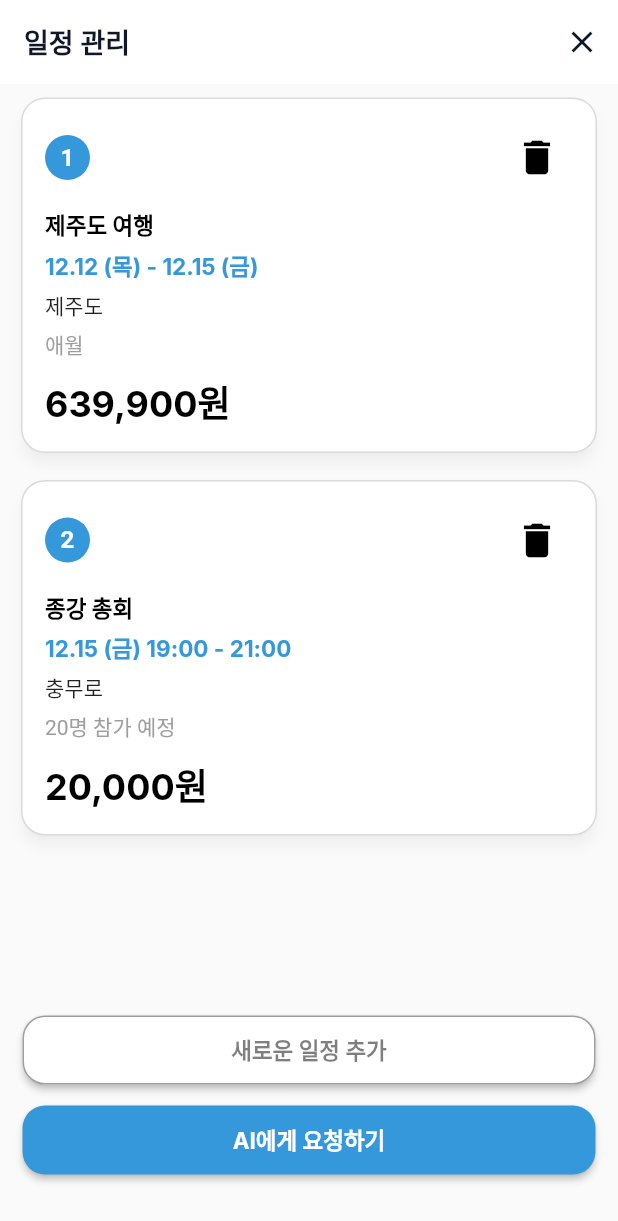
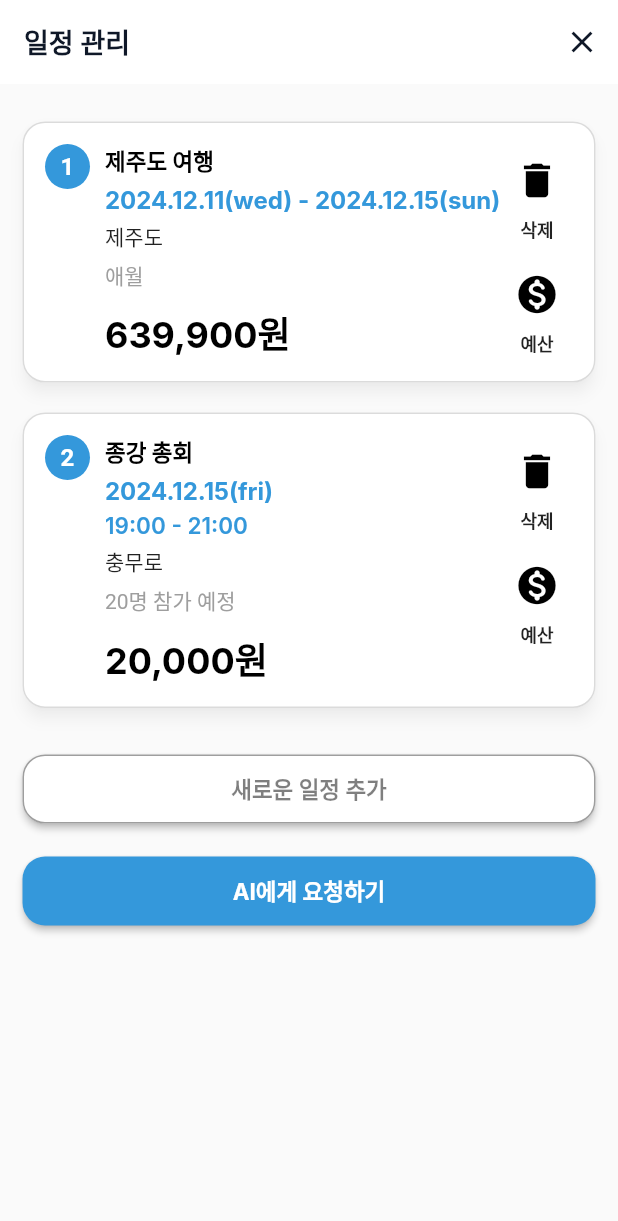
Before and after one commit to CSID-DGU/2024-02-CSC4004-3-1-FirstTeam, a Flutter app: the screen it shows after launch, item 2 of the bottom bar chosen, after a tap on the "calendar today" icon, on a phone screen of 412 x 824 dp. Shown: the top 1221 px of the screen. Run offline on Flutter 3.47's test engine with Material 3 defaults, Android fonts, the phone set to English and light mode, and no system bars; missing offline and left inert: omni_datetime_picker; Roboto replaces fonts that are missing (Inter).

Commit message:
예산 관리 페이지를 일정 관리 페이지에서 이동할 수 있도록 아이콘으로 나타냄

```diff
--- a/lib/budget.dart
+++ b/lib/budget.dart
@@ -1,5 +1,7 @@
 import 'package:flutter/material.dart';
+import 'package:intl/intl.dart';
 
+final NumberFormat formatter = NumberFormat('#,##0', 'ko_KR');
 class BudgetPage extends StatefulWidget {
   @override
   _BudgetPageState createState() => _BudgetPageState();
@@ -8,11 +10,11 @@ class BudgetPage extends StatefulWidget {
 class _BudgetPageState extends State<BudgetPage> {
   // 예산 항목 데이터
   final List<Map<String, dynamic>> budgetItems = [
-    {'name': '항목 이름', 'amount': 10000},
-    {'name': '항목 이름', 'amount': 10000},
-    {'name': '항목 이름', 'amount': 10000},
-    {'name': '항목 이름', 'amount': 10000},
-    {'name': '항목 이름', 'amount': 10000},
+    {'name': '딸기', 'amount': 10000},
+    {'name': '수박', 'amount': 10000},
+    {'name': '복숭아', 'amount': 10000},
+    {'name': '포도', 'amount': 10000},
+    {'name': '사과', 'amount': 10000},
   ];
 
   void main() {
@@ -33,10 +35,12 @@ class _BudgetPageState extends State<BudgetPage> {
       0,
           (sum, item) => sum + (item['amount'] as int? ?? 0),
     );
+
   }
 
   @override
   Widget build(BuildContext context) {
+    final NumberFormat formatter = NumberFormat('#,###');
     return Scaffold(
       appBar: AppBar(
         title: const Text(
@@ -80,7 +84,7 @@ class _BudgetPageState extends State<BudgetPage> {
                   ),
                   const SizedBox(width: 10),
                   Text(
-                    '${getTotalAmount().toString()}원',
+                    '${formatter.format(getTotalAmount())}원',
                     style: const TextStyle(
                       fontSize: 28,
                       fontWeight: FontWeight.bold,
@@ -120,9 +124,11 @@ class _BudgetPageState extends State<BudgetPage> {
                           style: const TextStyle(fontSize: 16),
                         ),
                         Text(
-                          '${item['amount']}원',
+                          '${formatter.format(item['amount'])}원',
                           style: const TextStyle(
-                              fontSize: 16, fontWeight: FontWeight.bold),
+                            fontSize: 16,
+                            fontWeight: FontWeight.bold,
+                          ),
                         ),
                       ],
                     ),
@@ -143,7 +149,16 @@ class _BudgetPageState extends State<BudgetPage> {
                     int newAmount = 0;
 
                     return AlertDialog(
-                      title: const Text('새로운 비용 추가'),
+                      shape: RoundedRectangleBorder(
+                        borderRadius: BorderRadius.circular(20), // 모서리를 둥글게
+                      ),
+                      title: Text(
+                        '새로운 비용 추가',
+                        style: TextStyle(
+                          fontWeight: FontWeight.w600,
+                          fontSize: 18,
+                        ),
+                      ),
                       content: Column(
                         mainAxisSize: MainAxisSize.min,
                         children: [
@@ -191,9 +206,15 @@ class _BudgetPageState extends State<BudgetPage> {
                   borderRadius: BorderRadius.circular(30),
                 ),
               ),
-              child: const Text(
+              child: Text(
                 '새로운 비용 추가',
-                style: TextStyle(color: Colors.black),
+                textAlign: TextAlign.center,
+                style: TextStyle(
+                  color: Colors.black.withOpacity(0.5),
+                  fontSize: 15,
+                  fontFamily: 'Inter',
+                  fontWeight: FontWeight.w700,
+                ),
               ),
             ),
           ),
--- a/lib/main.dart
+++ b/lib/main.dart
@@ -1,11 +1,11 @@
 import 'package:flutter/material.dart';
 import 'schedule.dart';
-import 'budget.dart';
+import 'package:intl/intl.dart';
 final GlobalKey<ScaffoldState> _scaffoldKey = GlobalKey<ScaffoldState>();
 
 
 void main() {
-  runApp(const MyApp());
+  runApp(MyApp());
 }
 
 class MyApp extends StatelessWidget {
@@ -172,17 +172,6 @@ class _MainScreenState extends State<MainScreen> {
                 );
               },
             ),
-          if (_currentIndex == 1)
-            IconButton(
-              icon: const Icon(Icons.monetization_on_rounded,
-                  color: Color(0xFF0F1828)),
-              onPressed: () {
-                Navigator.push(
-                  context,
-                  MaterialPageRoute(builder: (context) => BudgetPage()),
-                );
-              },
-            ),
         ],
       ),
     body: _pages[_currentIndex],
--- a/lib/schedule.dart
+++ b/lib/schedule.dart
@@ -1,4 +1,5 @@
 import 'package:flutter/material.dart';
+import 'budget.dart';
 import 'package:intl/intl.dart'; // DateFormat을 사용하기 위한 필요한 패키지
 import 'package:omni_datetime_picker/omni_datetime_picker.dart';
 
@@ -9,22 +10,25 @@ class SchedulePage extends StatefulWidget {
 
 class _SchedulePageState extends State<SchedulePage> {
   // 일정 데이터 샘플
-  final List<Map<String, String>> schedules = [
+  final List<Map<String, String?>> schedules = [
     {
       'title': '제주도 여행',
-      'date': '12.12 (목) - 12.15 (금)',
+      'date': '2024.12.11(wed) - 2024.12.15(sun)',
+      'time': null,
       'location': '제주도',
       'details': '애월',
       'amount': '639,900원',
     },
     {
       'title': '종강 총회',
-      'date': '12.15 (금) 19:00 - 21:00',
+      'date': '2024.12.15(fri)',
+      'time': '19:00 - 21:00',
       'location': '충무로',
       'details': '20명 참가 예정',
       'amount': '20,000원',
     },
   ];
+
 // 텍스트 필드 컨트롤러
   final TextEditingController titleController = TextEditingController();
   final TextEditingController dateController = TextEditingController();
@@ -70,8 +74,20 @@ class _SchedulePageState extends State<SchedulePage> {
         context: context,
         builder: (context) {
           return AlertDialog(
-              title: Text('입력 오류'),
-              content: Text('제목은 필수 항목입니다.'),
+              title: Text(
+              '필수 항목 미기재',
+              style: TextStyle(
+              fontWeight: FontWeight.w600,
+              fontSize: 20
+              ),
+              ),
+            content: Text(
+              '제목을 작성하세요.',
+              style: TextStyle(
+                  fontWeight: FontWeight.w300,
+                  fontSize: 16
+              ),
+            ),
             actions: [
               TextButton(
                 onPressed: () {
@@ -85,12 +101,16 @@ class _SchedulePageState extends State<SchedulePage> {
       );
     }
   }
+
   // 새로운 일정 추가 다이얼로그
   void showAddScheduleDialog() {
     showDialog(
       context: context,
       builder: (context) {
         return AlertDialog(
+          shape: RoundedRectangleBorder(
+            borderRadius: BorderRadius.circular(20), // 모서리를 둥글게
+          ),
           title: Text(
             '새로운 일정 추가',
             style: TextStyle(
@@ -98,7 +118,13 @@ class _SchedulePageState extends State<SchedulePage> {
               fontSize: 18,
             ),
           ),
-          content: Column(
+          content: SingleChildScrollView(
+            child: SizedBox(
+              width: MediaQuery
+                  .of(context)
+                  .size
+                  .width * 0.8, // 다이얼로그 너비 조정
+              child: Column(
                 mainAxisSize: MainAxisSize.min,
                 children: [
                   TextField(
@@ -134,9 +160,9 @@ class _SchedulePageState extends State<SchedulePage> {
                         if (endDate != null) {
                           // 날짜 형식 지정
                           String formattedStartDate =
-                      DateFormat('yyyy-MM-dd').format(startDate);
+                          DateFormat('yyyy.MM.dd(EEE)').format(startDate);
                           String formattedEndDate =
-                      DateFormat('yyyy-MM-dd').format(endDate);
+                          DateFormat('yyyy.MM.dd(EEE)').format(endDate);
 
                           setState(() {
                             dateController.text =
@@ -158,7 +184,7 @@ class _SchedulePageState extends State<SchedulePage> {
                         firstDate: DateTime(2000),
                         lastDate: DateTime(2100),
                         is24HourMode: true,
-                    type: OmniDateTimePickerType.time, // 시간 선택 전용
+                        type: OmniDateTimePickerType.time,
                       );
 
                       if (startTime != null) {
@@ -201,24 +227,30 @@ class _SchedulePageState extends State<SchedulePage> {
                   ),
                 ],
               ),
+            ),
+          ),
+
           actions: [
+          Row(
+          mainAxisAlignment: MainAxisAlignment.center, // 버튼을 가운데 정렬
+          children: [
             TextButton(
               onPressed: () {
                 Navigator.pop(context); // 다이얼로그 닫기
               },
               child: Text('취소'),
             ),
+            SizedBox(width: 10), // 버튼 간 간격 조정
             ElevatedButton(
               onPressed: addSchedule, // 일정 추가
               child: Text('추가'),
             ),
           ],
-        );
+        ),
+        ]);
       },
     );
   }
-
-
 
   @override
   Widget build(BuildContext context) {
@@ -238,51 +270,50 @@ class _SchedulePageState extends State<SchedulePage> {
         automaticallyImplyLeading: false,
         actions: [
           IconButton(
-            icon: const Icon(Icons.close, color: Color(0xFF0F1828)), // Add new schedule icon
+            icon: const Icon(Icons.close, color: Color(0xFF0F1828)),
             onPressed: () {
               Navigator.pop(context);
             },
           ),
         ],
       ),
-      body: Stack(
+      body: ListView(
+        padding: const EdgeInsets.all(15),
         children: [
-      Expanded(
-          child: ListView.builder(
+          ListView.builder(
+            shrinkWrap: true,
+            physics: const NeverScrollableScrollPhysics(), // 내부 스크롤 비활성화
             itemCount: schedules.length,
             itemBuilder: (context, index) {
               final schedule = schedules[index];
               return Card(
-                margin: const EdgeInsets.symmetric(
-                    vertical: 10, horizontal: 15),
+                margin: const EdgeInsets.symmetric(vertical: 10),
                 shape: RoundedRectangleBorder(
-                  side: BorderSide(
+                  side: const BorderSide(
                     width: 1,
-                    strokeAlign: BorderSide.strokeAlignOutside,
                     color: Color(0xFFDBDBDB),
                   ),
                   borderRadius: BorderRadius.circular(15),
                 ),
                 elevation: 4,
-                shadowColor: Color(0x3F000000),
+                shadowColor: const Color(0x3F000000),
                 child: Padding(
                   padding: const EdgeInsets.all(15),
-                  child: Column(
+                  child: Row(
                     crossAxisAlignment: CrossAxisAlignment.start,
                     children: [
-                      Row(
-                        children: [
+                      // Left: Circle Number
                       Container(
                         width: 30,
                         height: 30,
-                            decoration: ShapeDecoration(
+                        decoration: const ShapeDecoration(
                           color: Color(0xFF3498DB),
                           shape: OvalBorder(),
                         ),
                         child: Center(
                           child: Text(
                             '${index + 1}',
-                                style: TextStyle(
+                            style: const TextStyle(
                               color: Colors.white,
                               fontSize: 16,
                               fontWeight: FontWeight.bold,
@@ -290,56 +321,79 @@ class _SchedulePageState extends State<SchedulePage> {
                           ),
                         ),
                       ),
-                          Spacer(),
-                          IconButton(
-                            icon: Icon(
-                              Icons.delete,
-                              color: Colors.black,
-                              size: 30,
-                            ),
-                            onPressed: () {
-                              setState(() {
-                                schedules.removeAt(index); // 아이템 삭제
-                              });
-                            },
-                          ),
-                        ],
-                      ),
-                      SizedBox(height: 10),
+                      const SizedBox(width: 10),
+
+                      // Center: Schedule Details
+                      Expanded(
+                        child: Column(
+                          crossAxisAlignment: CrossAxisAlignment.start, // 왼쪽 정렬
+                          children: [
+                            // Title
                             Text(
                               schedule['title']!,
-                        style: TextStyle(
+                              style: const TextStyle(
                                 color: Colors.black,
                                 fontSize: 15,
                                 fontFamily: 'Inter',
                                 fontWeight: FontWeight.w700,
                               ),
                             ),
-                      SizedBox(height: 5),
+                            const SizedBox(height: 5),
+
+                            // Date
+                            if (schedule['date'] != null && schedule['date']!.isNotEmpty) ...[
                               Text(
                                 schedule['date']!,
-                        style: TextStyle(
+                                style: const TextStyle(
                                   color: Color(0xFF3498DB),
-                          fontSize: 15,
+                                  fontSize: 16,
                                   fontFamily: 'Inter',
                                   fontWeight: FontWeight.w700,
                                 ),
                               ),
-                      SizedBox(height: 5),
+                              const SizedBox(height: 5),
+                            ],
+
+                            // Time
+                            if (schedule['time'] != null && schedule['time']!.isNotEmpty) ...[
+                              Text(
+                                schedule['time']!,
+                                style: const TextStyle(
+                                  color: Color(0xFF3498DB),
+                                  fontSize: 15,
+                                  fontFamily: 'Inter',
+                                  fontWeight: FontWeight.w600,
+                                ),
+                              ),
+                              const SizedBox(height: 5),
+                            ],
+
+                            // Location
+                            if (schedule['location'] != null && schedule['location']!.isNotEmpty) ...[
                               Text(
                                 schedule['location']!,
                                 style: const TextStyle(fontSize: 14),
                               ),
-                      SizedBox(height: 5),
+                              const SizedBox(height: 5),
+                            ],
+
+                            // Details
+                            if (schedule['details'] != null && schedule['details']!.isNotEmpty) ...[
                               Text(
                                 schedule['details']!,
                                 style: const TextStyle(
-                            fontSize: 14, color: Colors.grey),
+                                  fontSize: 14,
+                                  color: Colors.grey,
                                 ),
-                      SizedBox(height: 10),
+                              ),
+                              const SizedBox(height: 10),
+                            ],
+
+                            // Amount
+                            if (schedule['amount'] != null && schedule['amount']!.isNotEmpty) ...[
                             Text(
                               schedule['amount']!,
-                        style: TextStyle(
+                              style: const TextStyle(
                                 color: Colors.black,
                                 fontSize: 24,
                                 fontFamily: 'Inter',
@@ -347,17 +401,58 @@ class _SchedulePageState extends State<SchedulePage> {
                               ),
                             ),
                           ],
+                        ]),
+                      ),
+
+
+                      // Right: Actions (Delete and Budget)
+                      Column(
+                        mainAxisSize: MainAxisSize.min,
+                        children: [
+                          IconButton(
+                            icon: const Icon(
+                              Icons.delete,
+                              color: Colors.black,
+                              size: 30,
+                            ),
+                            onPressed: () {
+                              setState(() {
+                                schedules.removeAt(index);
+                              });
+                            },
+                          ),
+                          const Text(
+                            '삭제',
+                            style: TextStyle(fontSize: 12, fontWeight: FontWeight.bold),
+                          ),
+                          const SizedBox(height: 10),
+                          IconButton(
+                            icon: const Icon(
+                              Icons.monetization_on_rounded,
+                              color: Colors.black,
+                              size: 30,
+                            ),
+                            onPressed: () {
+                              Navigator.push(
+                                context,
+                                MaterialPageRoute(builder: (context) => BudgetPage()),
+                              );
+                            },
+                          ),
+                          const Text(
+                            '예산',
+                            style: TextStyle(fontSize: 12, fontWeight: FontWeight.bold),
+                          ),
+                        ],
+                      ),
+                    ],
                   ),
                 ),
               );
             },
-          )
           ),
-          Positioned(
-            left: 15,
-            right: 15,
-            bottom: 100,
-            child: ElevatedButton(
+          SizedBox(height: 20), // 여백 추가
+          ElevatedButton(
             onPressed: showAddScheduleDialog,
             style: ElevatedButton.styleFrom(
               backgroundColor: Colors.white,
@@ -378,12 +473,8 @@ class _SchedulePageState extends State<SchedulePage> {
               ),
             ),
           ),
-          ),
-          Positioned(
-            left: 15,
-            right: 15,
-            bottom: 40,
-            child: ElevatedButton(
+          SizedBox(height: 20),
+          ElevatedButton(
             onPressed: () {
               // Add your AI request logic here
             },
@@ -405,7 +496,6 @@ class _SchedulePageState extends State<SchedulePage> {
               ),
             ),
           ),
-          ),
         ],
       ),
     );
```
Lines whose indentation alone changed are shown as unchanged.
